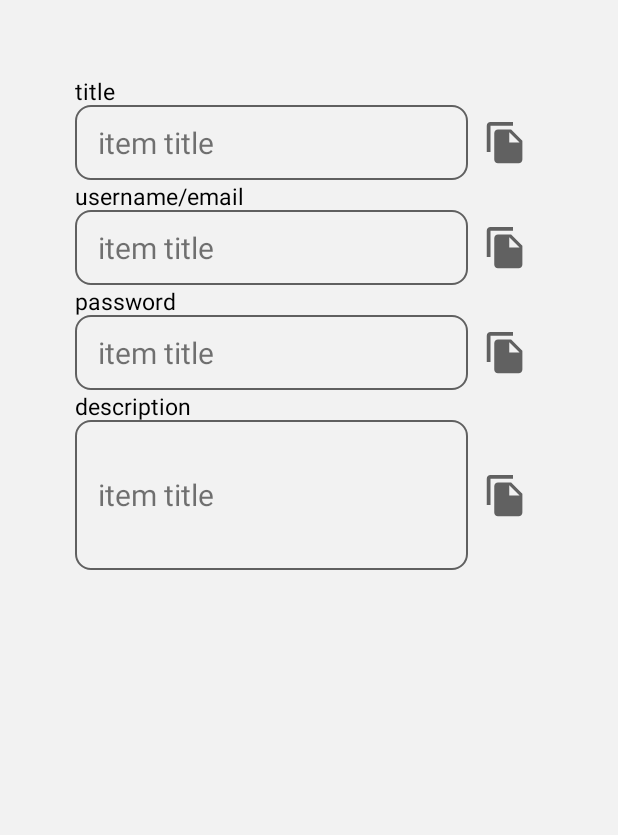
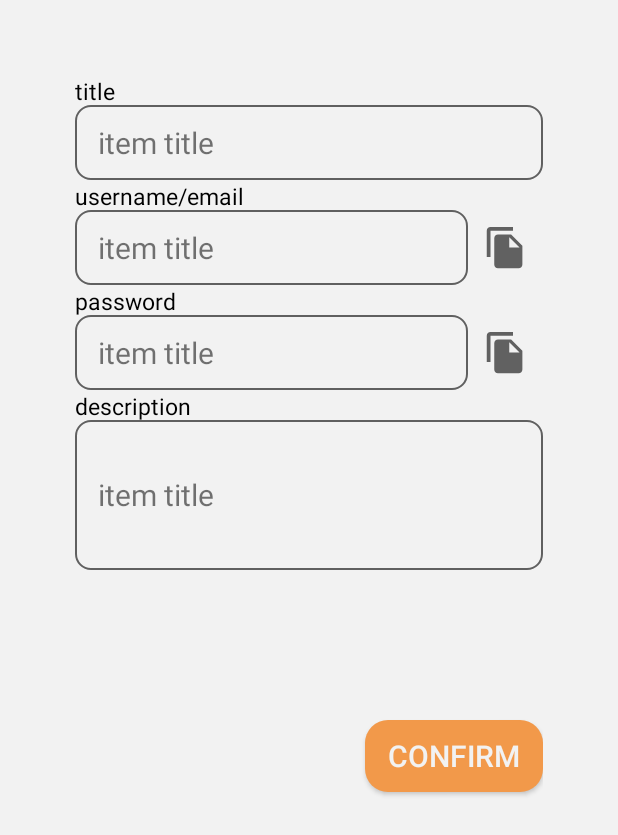
Before and after one commit to Teentitant/sit352_creativeProject, an Android app: the layout dialog_item_detail.xml on its own in the app's theme, with its tools: preview values and no code run, on a phone screen of 412 x 824 dp. Shown: the top 835 px of the screen. Run offline under Robolectric (Android 15) with nearby library versions, the phone set to English and light mode, and no system bars.

Commit message:
completed dialog, adapter

```diff
--- a/CreativeProject/app/src/main/res/layout/dialog_item_detail.xml
+++ b/CreativeProject/app/src/main/res/layout/dialog_item_detail.xml
@@ -15,15 +15,10 @@
         android:textColor="@color/black"
         android:textSize="15dp" />
 
-    <androidx.constraintlayout.widget.ConstraintLayout
+    <TextView
+        android:id="@+id/tv_dialog_title"
         android:layout_width="match_parent"
         android:layout_height="50dp"
-        android:orientation="horizontal">
-
-        <TextView
-            android:layout_width="match_parent"
-            android:layout_height="match_parent"
-            android:layout_marginRight="50dp"
         android:background="@drawable/layout_round"
         android:gravity="center|left"
         android:paddingLeft="15dp"
@@ -33,20 +28,6 @@
         app:layout_constraintEnd_toEndOf="parent"
         app:layout_constraintStart_toStartOf="parent"
         app:layout_constraintTop_toTopOf="parent" />
-
-        <Button
-            android:layout_width="30dp"
-            android:layout_height="30dp"
-            android:layout_marginRight="10dp"
-            android:background="@drawable/ic_file_copy"
-            app:layout_constraintBottom_toBottomOf="parent"
-            app:layout_constraintEnd_toEndOf="parent"
-            app:layout_constraintHorizontal_bias="1.0"
-            app:layout_constraintStart_toStartOf="parent"
-            app:layout_constraintTop_toTopOf="parent"
-            app:layout_constraintVertical_bias="0.5" />
-
-    </androidx.constraintlayout.widget.ConstraintLayout>
 
     <TextView
         android:layout_width="match_parent"
@@ -62,6 +43,7 @@
         android:orientation="horizontal">
 
         <TextView
+            android:id="@+id/tv_dialog_email"
             android:layout_width="match_parent"
             android:layout_height="match_parent"
             android:layout_marginRight="50dp"
@@ -76,6 +58,7 @@
             app:layout_constraintTop_toTopOf="parent" />
 
         <Button
+            android:id="@+id/bt_email_copy"
             android:layout_width="30dp"
             android:layout_height="30dp"
             android:layout_marginRight="10dp"
@@ -103,6 +86,7 @@
         android:orientation="horizontal">
 
         <TextView
+            android:id="@+id/tv_dialog_password"
             android:layout_width="match_parent"
             android:layout_height="match_parent"
             android:layout_marginRight="50dp"
@@ -117,6 +101,7 @@
             app:layout_constraintTop_toTopOf="parent" />
 
         <Button
+            android:id="@+id/bt_password_copy"
             android:layout_width="30dp"
             android:layout_height="30dp"
             android:layout_marginRight="10dp"
@@ -138,15 +123,10 @@
         android:textColor="@color/black"
         android:textSize="15dp" />
 
-    <androidx.constraintlayout.widget.ConstraintLayout
+    <TextView
+        android:id="@+id/tv_dialog_description"
         android:layout_width="match_parent"
         android:layout_height="100dp"
-        android:orientation="horizontal">
-
-        <TextView
-            android:layout_width="match_parent"
-            android:layout_height="match_parent"
-            android:layout_marginRight="50dp"
         android:background="@drawable/layout_round"
         android:gravity="center|left"
         android:paddingLeft="15dp"
@@ -158,26 +138,16 @@
         app:layout_constraintTop_toTopOf="parent" />
 
     <Button
-            android:layout_width="30dp"
-            android:layout_height="30dp"
-            android:layout_marginRight="10dp"
-            android:background="@drawable/ic_file_copy"
-            app:layout_constraintBottom_toBottomOf="parent"
-            app:layout_constraintEnd_toEndOf="parent"
-            app:layout_constraintHorizontal_bias="1.0"
-            app:layout_constraintStart_toStartOf="parent"
-            app:layout_constraintTop_toTopOf="parent"
-            app:layout_constraintVertical_bias="0.5" />
-
-    </androidx.constraintlayout.widget.ConstraintLayout>
-
-    <LinearLayout
-        android:layout_width="match_parent"
-        android:layout_height="60dp"
+        android:id="@+id/bt_dialog_confirm"
+        android:layout_width="wrap_content"
+        android:layout_height="wrap_content"
+        android:layout_gravity="right"
         android:layout_marginTop="100dp"
-        android:orientation="horizontal" >
-
+        android:background="@drawable/button_orange"
+        android:paddingLeft="15dp"
+        android:paddingRight="15dp"
+        android:text="confirm"
+        android:textColor="@color/lightGray"
+        android:textSize="20dp" />
 
 </LinearLayout>
-
-</LinearLayout>
```
Also changed, not shown: CreativeProject/app/src/main/java/com/example/storage/homePage/ItemDetailDialog.java (+68 -0 lines), CreativeProject/app/src/main/java/com/example/storage/homePage/recyclerView/ItemViewAdapter.java (+5 -2 lines). Lines whose indentation alone changed are shown as unchanged.
